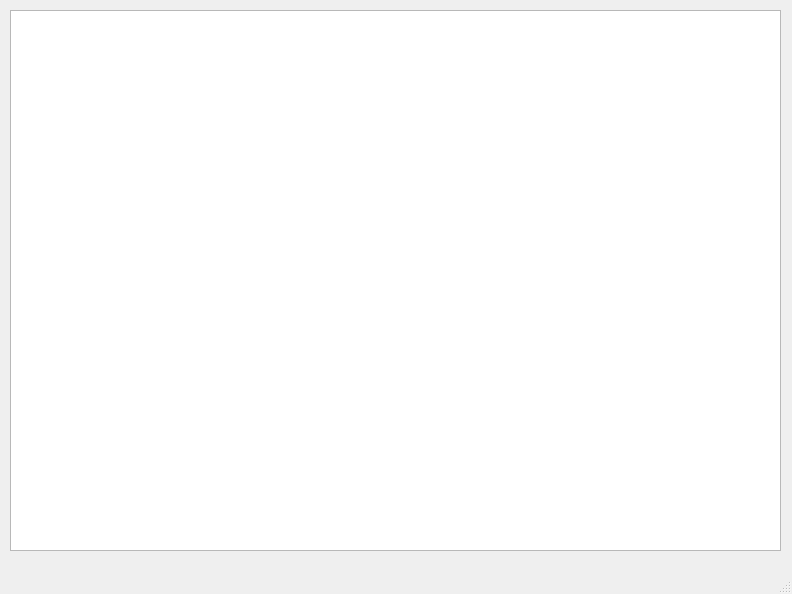
Before: the Qt Designer form untitled.ui in xushengfeng/Information-portal, drawn with Qt 5.
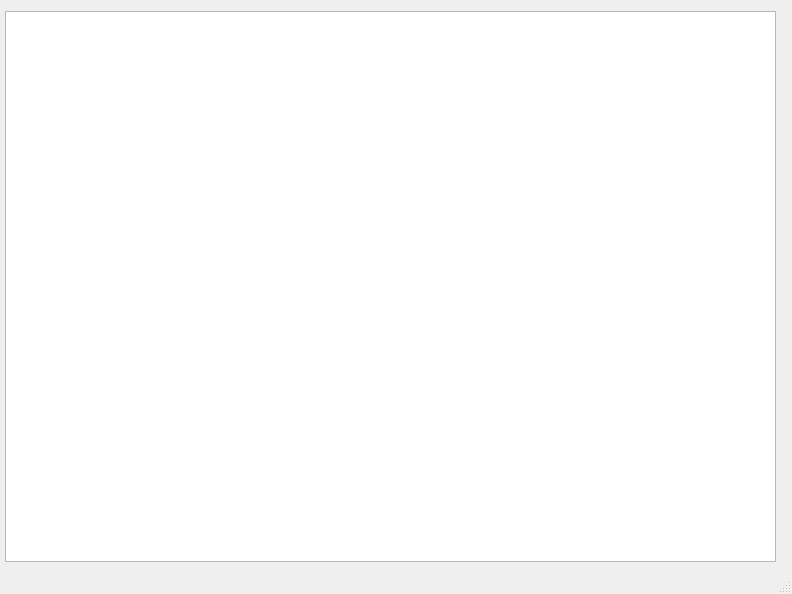
After: the same form once the commit is applied.

Commit message: ocr输出

Diff of the .ui file:
```diff
--- a/untitled.ui
+++ b/untitled.ui
@@ -17,10 +17,10 @@
    <widget class="QTextBrowser" name="textBrowser">
     <property name="geometry">
      <rect>
-      <x>10</x>
-      <y>10</y>
+      <x>5</x>
+      <y>11</y>
       <width>771</width>
-      <height>541</height>
+      <height>551</height>
      </rect>
     </property>
    </widget>
```
Left out of the diff: 10 changed lines with no effect on the pictures. The commit also changes 2 other files.
